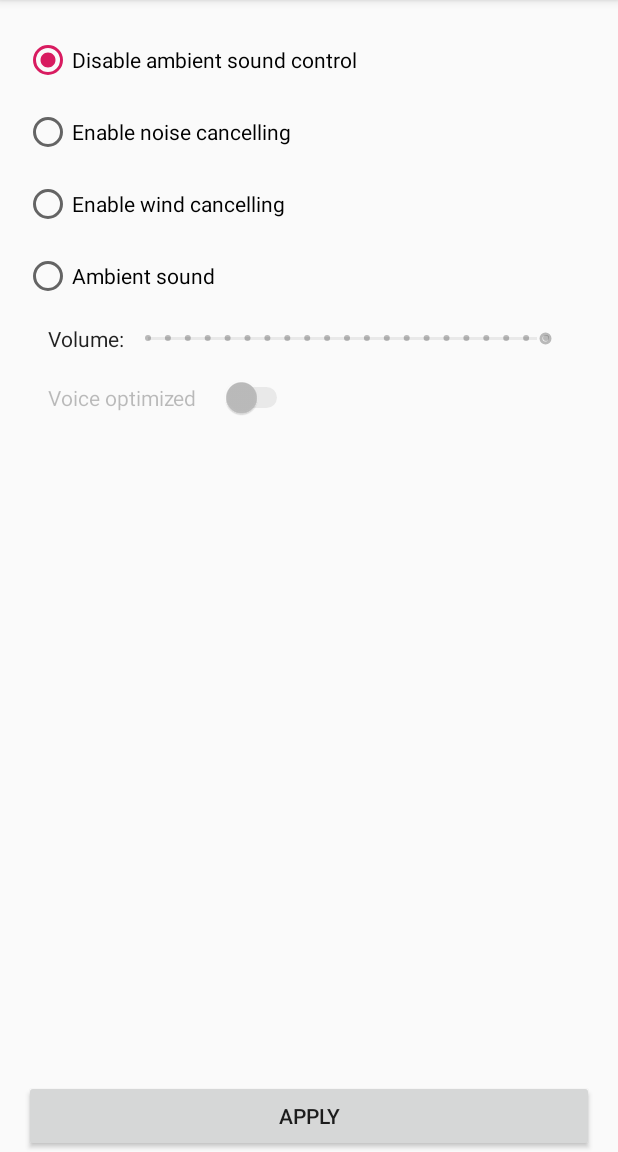
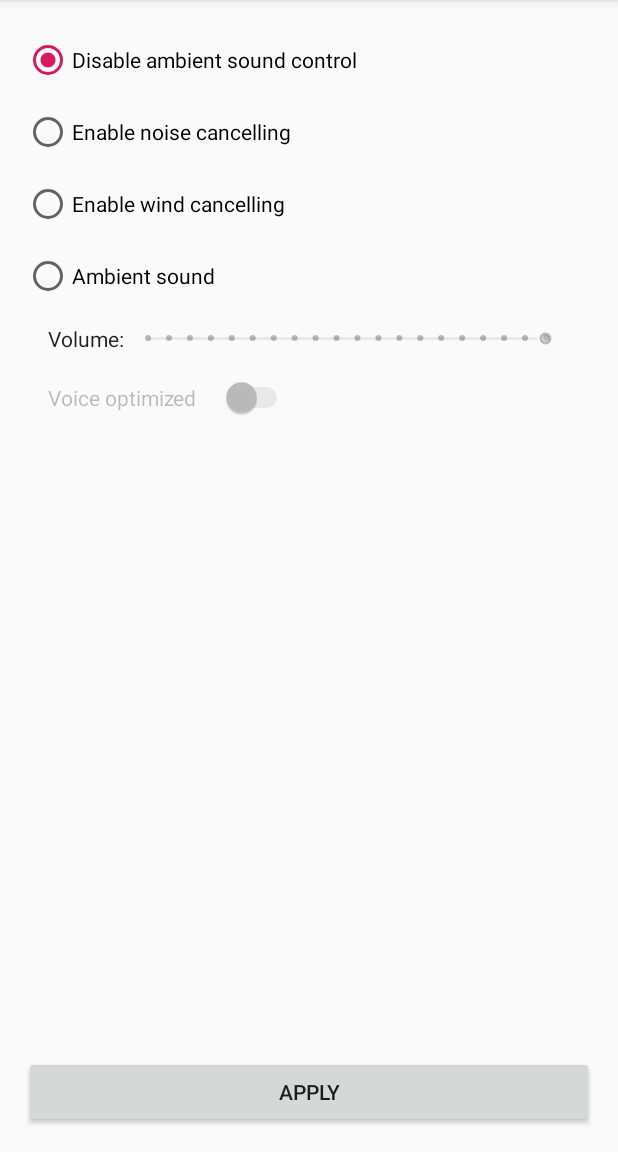
Before and after one commit to ClusterM/sony-headphones-control, an Android app: the screen it shows after launch (MainActivity), after a tap on "APPLY", on a phone screen of 412 x 824 dp, the part 84-1236 px from its top. Run offline under Robolectric (Android 15) with nearby library versions, the phone set to English and light mode, and no system bars; libraries missing offline, so code that uses them is left out: com.twofortyfouram.spackle; 1 statement that could not run was skipped.

Commit message:
Android TV support

```diff
--- a/app/build.gradle
+++ b/app/build.gradle
@@ -4,9 +4,9 @@ android {
     compileSdkVersion 28
     defaultConfig {
         applicationId "com.clusterrr.sonyheadphonescontrol"
-        minSdkVersion 26
+        minSdkVersion 18
         targetSdkVersion 28
-        versionCode 1
+        versionCode 2
         versionName "1.0"
     }
     buildTypes {
--- a/app/src/main/AndroidManifest.xml
+++ b/app/src/main/AndroidManifest.xml
@@ -6,12 +6,17 @@
         android:name="android.hardware.touchscreen"
         android:required="false" />
 
+    <uses-feature
+        android:name="android.software.leanback"
+        android:required="false" />
+
     <supports-screens
         android:anyDensity="true"
         android:largeScreens="true"
         android:normalScreens="true"
         android:smallScreens="true"
         android:xlargeScreens="true" />
+
     <uses-permission android:name="android.permission.BLUETOOTH" />
 
     <application
--- a/app/src/main/java/com/clusterrr/sonyheadphonescontrol/MainActivity.java
+++ b/app/src/main/java/com/clusterrr/sonyheadphonescontrol/MainActivity.java
@@ -46,7 +46,7 @@ public class MainActivity extends AppCompatActivity implements View.OnClickListe
                     int volume = bundle.getInt(TaskerFireReceiver.EXTRA_STRING_VOLUME, 20);
                     boolean voice = bundle.getBoolean(TaskerFireReceiver.EXTRA_STRING_VOICE, false);
                     ((RadioButton) findViewById(R.id.radioButtonAmbientSound)).setChecked(true);
-                    ((SeekBar) findViewById(R.id.seekBarVolume)).setProgress(volume);
+                    ((SeekBar) findViewById(R.id.seekBarVolume)).setProgress(volume - 1);
                     ((Switch) findViewById(R.id.switchVoiceOptimized)).setChecked(voice);
             }
         }
@@ -84,7 +84,7 @@ public class MainActivity extends AppCompatActivity implements View.OnClickListe
             blurb = ((RadioButton) findViewById(R.id.radioButtonWindCancelling)).getText().toString();
         } else if (((RadioButton) findViewById(R.id.radioButtonAmbientSound)).isChecked()) {
             mode = 3;
-            volume = ((SeekBar) findViewById(R.id.seekBarVolume)).getProgress();
+            volume = ((SeekBar) findViewById(R.id.seekBarVolume)).getProgress() + 1;
             voice = ((Switch) findViewById(R.id.switchVoiceOptimized)).isChecked();
             blurb = ((RadioButton) findViewById(R.id.radioButtonAmbientSound)).getText().toString() +
                     ", volume=" + volume + (voice ? ", voice optimized" : "");
--- a/app/src/main/java/com/clusterrr/sonyheadphonescontrol/TaskerFireReceiver.java
+++ b/app/src/main/java/com/clusterrr/sonyheadphonescontrol/TaskerFireReceiver.java
@@ -40,6 +40,7 @@ import java.util.concurrent.ExecutionException;
 public final class TaskerFireReceiver extends BroadcastReceiver {
     public static final String TAG = "SonyHeadphonesControl";
     public static final UUID uuid = UUID.fromString("96cc203e-5068-46ad-b32d-e316f5e069ba");
+    public static final UUID uuid_alt = UUID.fromString("ba69e0f5-16e3-2db3-ad46-68503e20cc96");
     public static final String ACTION_FIRE_SETTING = "com.twofortyfouram.locale.intent.action.FIRE_SETTING"; //$NON-NLS-1$
     public static final String EXTRA_BUNDLE = "com.twofortyfouram.locale.intent.extra.BUNDLE"; //$NON-NLS-1$
     public static final String EXTRA_STRING_BLURB = "com.twofortyfouram.locale.intent.extra.BLURB"; //$NON-NLS-1$
@@ -130,7 +131,7 @@ public final class TaskerFireReceiver extends BroadcastReceiver {
         for (BluetoothDevice device : devices) {
             ParcelUuid[] uuids = device.getUuids();
             for (ParcelUuid u : uuids) {
-                if (u.toString().equals(uuid.toString())) {
+                if (u.toString().equals(uuid.toString()) || u.toString().equals(uuid_alt.toString())) {
                     headset = device;
                     break;
                 }
--- a/app/src/main/res/layout/activity_main.xml
+++ b/app/src/main/res/layout/activity_main.xml
@@ -74,9 +74,8 @@
                 android:layout_width="0dp"
                 android:layout_height="wrap_content"
                 android:layout_marginEnd="32dp"
-                android:max="20"
-                android:min="1"
-                android:progress="20"
+                android:max="19"
+                android:progress="19"
                 app:layout_constraintBottom_toBottomOf="@+id/textView"
                 app:layout_constraintEnd_toEndOf="parent"
                 app:layout_constraintStart_toEndOf="@+id/textView"
@@ -112,6 +111,7 @@
         android:layout_height="wrap_content"
         android:layout_marginStart="16dp"
         android:layout_marginEnd="16dp"
+        android:layout_marginBottom="16dp"
         android:text="@string/test"
         app:layout_constraintBottom_toTopOf="@+id/buttonSave"
         app:layout_constraintEnd_toEndOf="parent"
@@ -123,7 +123,7 @@
         android:layout_height="wrap_content"
         android:layout_marginStart="16dp"
         android:layout_marginEnd="16dp"
-        android:layout_marginBottom="24dp"
+        android:layout_marginBottom="16dp"
         android:text="@string/save"
         app:layout_constraintBottom_toBottomOf="parent"
         app:layout_constraintEnd_toEndOf="parent"
```
